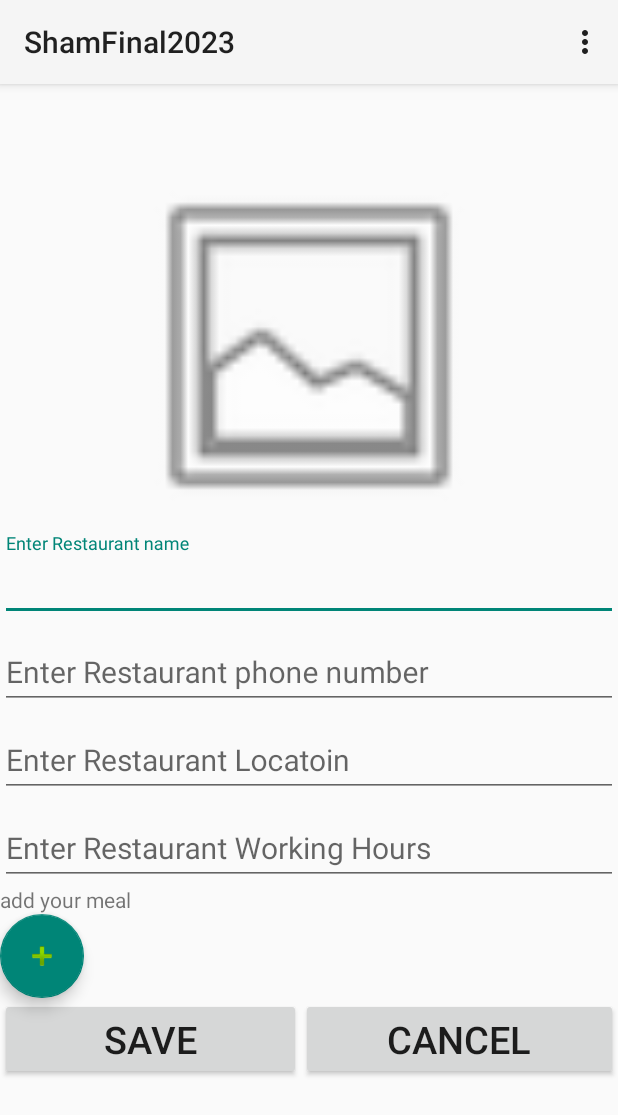
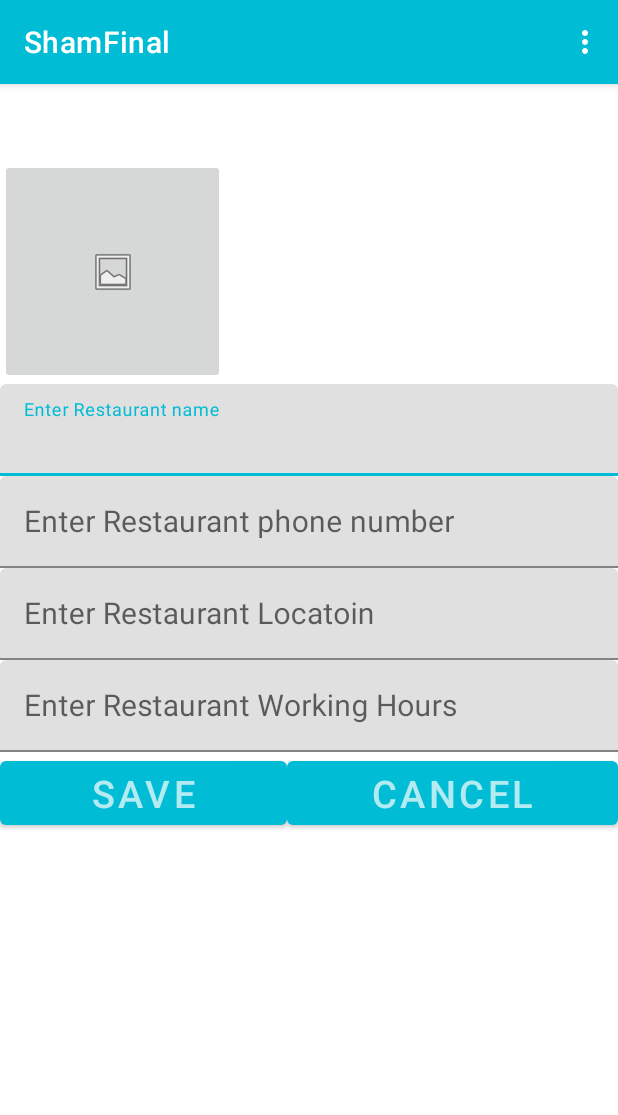
Before and after one commit to shamD7/ShamFinal2023, an Android app: the addRes screen opened directly, with no data from a screen before it, on a phone screen of 412 x 824 dp. Shown: the top 1115 px of the screen. Run offline under Robolectric (Android 15) with nearby library versions, the phone set to English and light mode, and no system bars; our stand-ins replace Firebase (no records; nobody signed in at launch, a user with empty details on screens opened directly).

Commit message:
تكميل الmain

```diff
--- a/app/build.gradle
+++ b/app/build.gradle
@@ -47,6 +47,7 @@ dependencies {
     implementation 'com.google.firebase:firebase-storage:20.3.0'
     implementation 'com.google.firebase:firebase-firestore:24.10.2'
     testImplementation 'junit:junit:4.13.2'
+    implementation 'com.squareup.picasso:picasso:2.5.2'
     androidTestImplementation 'androidx.test.ext:junit:1.1.1'
     androidTestImplementation 'androidx.test.espresso:espresso-core:3.1.0'
     implementation 'com.squareup.picasso:picasso:2.5.2'
--- a/app/src/debug/res/values-night/themes.xml
+++ b/app/src/debug/res/values-night/themes.xml
@@ -1,5 +1,6 @@
 <resources>
     <style name="AppTheme" parent="Theme.Material3.Dark.NoActionBar">
+
         <item name="colorPrimary">@color/md_theme_primary</item>
         <item name="colorOnPrimary">@color/md_theme_onPrimary</item>
         <item name="colorPrimaryContainer">@color/md_theme_primaryContainer</item>
--- a/app/src/debug/res/values/themes.xml
+++ b/app/src/debug/res/values/themes.xml
@@ -1,5 +1,6 @@
 <resources>
     <style name="AppTheme" parent="Theme.Material3.Light">
+
         <item name="colorPrimary">@color/md_theme_primary</item>
         <item name="colorOnPrimary">@color/md_theme_onPrimary</item>
         <item name="colorPrimaryContainer">@color/md_theme_primaryContainer</item>
--- a/app/src/main/res/layout/add_res.xml
+++ b/app/src/main/res/layout/add_res.xml
@@ -10,13 +10,13 @@
     <LinearLayout
         android:layout_width="match_parent"
         android:layout_height="match_parent"
+        android:layout_marginTop="50dp"
         android:orientation="vertical">
 
-        <ImageView
-            android:id="@+id/imageView2"
-            android:layout_width="match_parent"
-            android:layout_height="249dp"
-            android:layout_marginTop="50dp"
+        <ImageButton
+            android:id="@+id/imgBtnl"
+            android:layout_width="150dp"
+            android:layout_height="150dp"
             app:srcCompat="@android:drawable/ic_menu_gallery" />
 
         <com.google.android.material.textfield.TextInputLayout
@@ -67,19 +67,6 @@
                 android:textSize="20sp" />
         </com.google.android.material.textfield.TextInputLayout>
 
-        <TextView
-            android:id="@+id/textView4"
-            android:layout_width="match_parent"
-            android:layout_height="wrap_content"
-            android:text="add your meal" />
-
-        <com.google.android.material.floatingactionbutton.FloatingActionButton
-            android:id="@+id/floatingActionButton2"
-            android:layout_width="wrap_content"
-            android:layout_height="wrap_content"
-            android:clickable="true"
-            app:srcCompat="@android:drawable/ic_input_add" />
-
         <LinearLayout
             android:layout_width="match_parent"
             android:layout_height="wrap_content"
@@ -90,6 +77,7 @@
                 android:layout_width="110dp"
                 android:layout_height="wrap_content"
                 android:layout_weight="1"
+                android:onClick="onClickSave"
                 android:text="SAVE"
                 android:textSize="25sp" />
 
@@ -98,6 +86,7 @@
                 android:layout_width="wrap_content"
                 android:layout_height="wrap_content"
                 android:layout_weight="1"
+                android:onClick="onClickCancel"
                 android:text="CANCEL"
                 android:textSize="25sp" />
 
--- a/app/src/main/res/layout/main_activity_restaurants.xml
+++ b/app/src/main/res/layout/main_activity_restaurants.xml
@@ -12,7 +12,9 @@
         android:layout_height="match_parent"
         android:orientation="vertical">
 
+
         <SearchView
+            android:id="@+id/SarchV"
             android:layout_width="match_parent"
             android:layout_height="wrap_content" />
 
@@ -33,6 +35,6 @@
         android:layout_alignParentEnd="true"
         android:layout_alignParentBottom="true"
         android:clickable="true"
-        android:onClick="onClickAddRes" />
+        android:onClick="onAddRes" />
 
 </RelativeLayout>
--- a/app/src/main/res/layout/sign_up.xml
+++ b/app/src/main/res/layout/sign_up.xml
@@ -11,7 +11,7 @@
         android:layout_height="match_parent"
         android:layout_alignParentStart="true"
         android:layout_alignParentBottom="true"
-        android:layout_marginTop="120dp"
+        android:layout_marginTop="50dp"
         android:layout_marginBottom="0dp"
         android:orientation="vertical">
 
--- a/app/src/main/res/menu/main_menu.xml
+++ b/app/src/main/res/menu/main_menu.xml
@@ -11,7 +11,4 @@
     <item
         android:id="@+id/itmAddRes"
         android:title="Add Restaurant" />
-    <item
-        android:id="@+id/itmAddMeal"
-        android:title="Add Meal" />
 </menu>
--- a/app/src/main/res/values-night/themes.xml
+++ b/app/src/main/res/values-night/themes.xml
@@ -1,10 +1,51 @@
 <resources xmlns:tools="http://schemas.android.com/tools">
-    <!-- Base application theme. -->
-    <style name="Theme.ShamFinal2023" parent="Theme.AppCompat.Light.DarkActionBar">
+    <style name="Theme.ShamFinal" parent="Theme.MaterialComponents.DayNight.DarkActionBar">
         <!-- Primary brand color. -->
-        <item name="colorPrimary">@color/purple_200</item>
-        <item name="colorPrimaryDark">@color/purple_700</item>
-        <item name="colorAccent">@color/teal_200</item>
+        <item name="colorPrimary">@color/MyPrimary</item>
+        <item name="colorPrimaryVariant">@color/MyPrimaryDark</item>
+        <item name="colorOnPrimary">@color/MyPrimaryLight</item>
+        <!-- Secondary brand color. -->
+        <item name="colorSecondary">@color/MySeconderyText</item>
+        <item name="colorSecondaryVariant">@color/MyDividerColor</item>
+        <item name="colorOnSecondary">@color/MyTexrORIcon</item>
+        <!-- Status bar color. -->
+        <item name="android:statusBarColor">?attr/colorPrimaryVariant</item>
         <!-- Customize your theme here. -->
     </style>
+<!--    <style name="Theme.ShamFinal2023" parent="Theme.AppCompat.Light.DarkActionBar">-->
+<!--&lt;!&ndash;        <resources>&ndash;&gt;-->
+<!--&lt;!&ndash;            &lt;!&ndash; Base application theme. &ndash;&gt;&ndash;&gt;-->
+<!--&lt;!&ndash;            <style name="AppTheme" parent="Theme.AppCompat.Light.DarkActionBar">&ndash;&gt;-->
+<!--&lt;!&ndash;                &lt;!&ndash; Customize your theme here. &ndash;&gt;&ndash;&gt;-->
+<!--&lt;!&ndash;                <item name="colorPrimary">@color/colorPrimary</item>&ndash;&gt;-->
+<!--&lt;!&ndash;                <item name="colorPrimaryDark">@color/colorPrimaryDark</item>&ndash;&gt;-->
+<!--&lt;!&ndash;                <item name="colorAccent">@color/colorAccent</item>&ndash;&gt;-->
+<!--&lt;!&ndash;            </style>&ndash;&gt;-->
+<!--            <style name="TextviewStyle" parent="@android:style/Widget.TextView">-->
+<!--                <item name="android:layout_width">wrap_content</item>-->
+<!--                <item name="android:layout_height">wrap_content</item>-->
+<!--                <item name="android:layout_marginLeft">100dp</item>-->
+<!--                <item name="android:layout_marginTop">10dp</item>-->
+<!--                <item name="android:textColor">#86AD33</item>-->
+<!--                <item name="android:textStyle">bold</item>-->
+<!--                <item name="android:textSize">20dp</item>-->
+<!--            </style>-->
+<!--            <style name="ButtonStyle" parent="@android:style/Widget.Button">-->
+<!--                <item name="android:layout_width">200dp</item>-->
+<!--                <item name="android:layout_height">wrap_content</item>-->
+<!--                <item name="android:layout_marginLeft">100dp</item>-->
+<!--                <item name="android:layout_marginTop">10dp</item>-->
+<!--                <item name="android:textColor">#FFFFFF</item>-->
+<!--                <item name="android:background">#F1511B</item>-->
+<!--                <item name="android:textStyle">bold</item>-->
+<!--                <item name="android:textSize">15dp</item>-->
+<!--            </style>-->
+<!--            <string name="wlcmsg">welcome to Tutlane</string>-->
+<!--        &lt;!&ndash; Primary brand color. &ndash;&gt;-->
+<!--        <item name="colorPrimary">@color/purple_200</item>-->
+<!--        <item name="colorPrimaryDark">@color/purple_700</item>-->
+<!--        <item name="colorAccent">@color/teal_200</item>-->
+<!--        &lt;!&ndash; Customize your theme here. &ndash;&gt;-->
+<!--    </style>-->
+
 </resources>
--- a/app/src/main/res/values/colors.xml
+++ b/app/src/main/res/values/colors.xml
@@ -7,4 +7,21 @@
     <color name="teal_700">#FF018786</color>
     <color name="black">#FF000000</color>
     <color name="white">#FFFFFFFF</color>
+    <color name="MyPrimaryDark">#0097A7</color>
+    <color name="MyPrimary">#00BCD4</color>
+    <color name="MyPrimaryLight">#B2EBF2</color>
+    <color name="MyPrimaryText">#212121</color>
+    <color name="MySeconderyText">#757575</color>
+    <color name="MyDividerColor">#BDBDBD</color>
+    <color name="MyTexrORIcon">#FFFFFF</color>
+
+
+
+
+
+
+
+
+
+
 </resources>
--- a/app/src/main/res/values/themes.xml
+++ b/app/src/main/res/values/themes.xml
@@ -1,10 +1,16 @@
 <resources xmlns:tools="http://schemas.android.com/tools">
     <!-- Base application theme. -->
-    <style name="Theme.ShamFinal2023" parent="Theme.AppCompat.Light.DarkActionBar">
+    <style name="Theme.ShamFinal" parent="Theme.MaterialComponents.DayNight.DarkActionBar">
         <!-- Primary brand color. -->
-        <item name="colorPrimary">@color/purple_500</item>
-        <item name="colorPrimaryDark">@color/purple_700</item>
-        <item name="colorAccent">@color/teal_200</item>
+        <item name="colorPrimary">@color/MyPrimary</item>
+        <item name="colorPrimaryVariant">@color/MyPrimaryDark</item>
+        <item name="colorOnPrimary">@color/MyPrimaryLight</item>
+        <!-- Secondary brand color. -->
+        <item name="colorSecondary">@color/MySeconderyText</item>
+        <item name="colorSecondaryVariant">@color/MyDividerColor</item>
+        <item name="colorOnSecondary">@color/MyTexrORIcon</item>
+        <!-- Status bar color. -->
+        <item name="android:statusBarColor">?attr/colorPrimaryVariant</item>
         <!-- Customize your theme here. -->
     </style>
 </resources>
--- a/build.gradle
+++ b/build.gradle
@@ -6,4 +6,5 @@ buildscript {
 plugins {
     id 'com.android.application' version '7.3.0' apply false
     id 'com.android.library' version '7.3.0' apply false
+
 }
```
Also changed, not shown: app/src/main/AndroidManifest.xml (+5 -9 lines), app/src/main/java/sham/dawod/shamfinal2023/MainActivityRestaurants.java (+9 -28 lines), app/src/main/java/sham/dawod/shamfinal2023/addMeals.java (deleted, +0 -26 lines), app/src/main/java/sham/dawod/shamfinal2023/addRes.java (+292 -10 lines), app/src/main/java/sham/dawod/shamfinal2023/data/resTable/MyRestaurantAdapter.java (+13 -1 lines), app/src/main/java/sham/dawod/shamfinal2023/data/resTable/Restaurants.java (+50 -9 lines), app/src/main/res/layout/activity_add_meals.xml (deleted, +0 -81 lines), app/src/main/res/layout/res_item_layout.xml (+7 -7 lines), app/src/main/res/layout/splash_screen.xml (+4 -4 lines).
